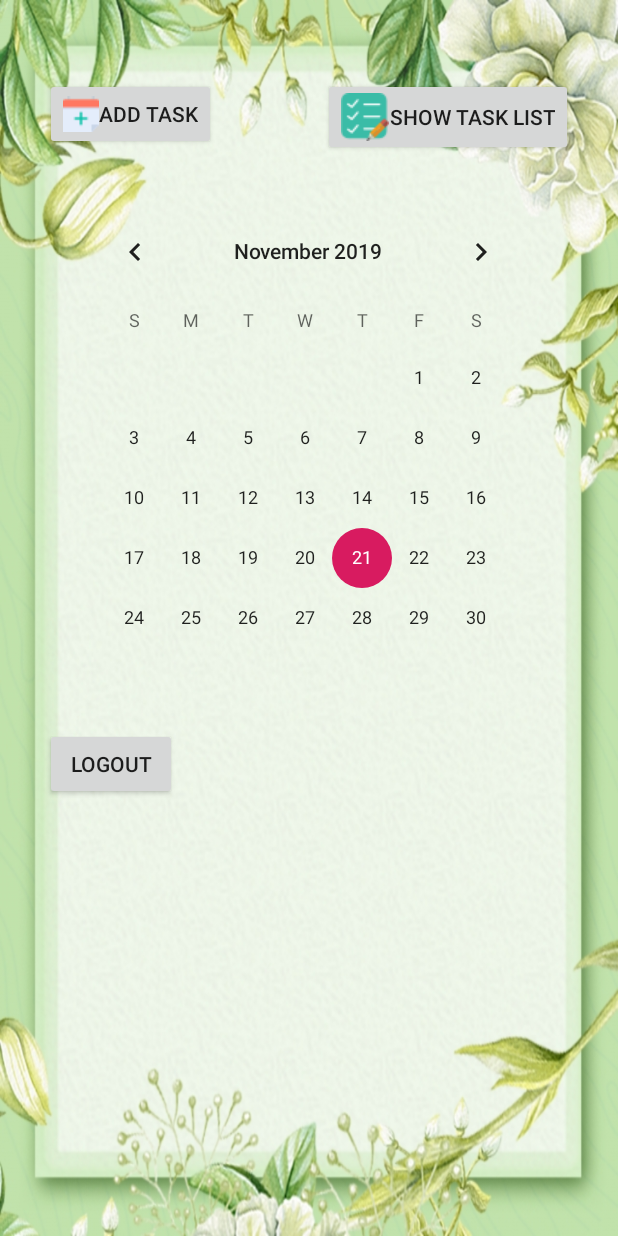
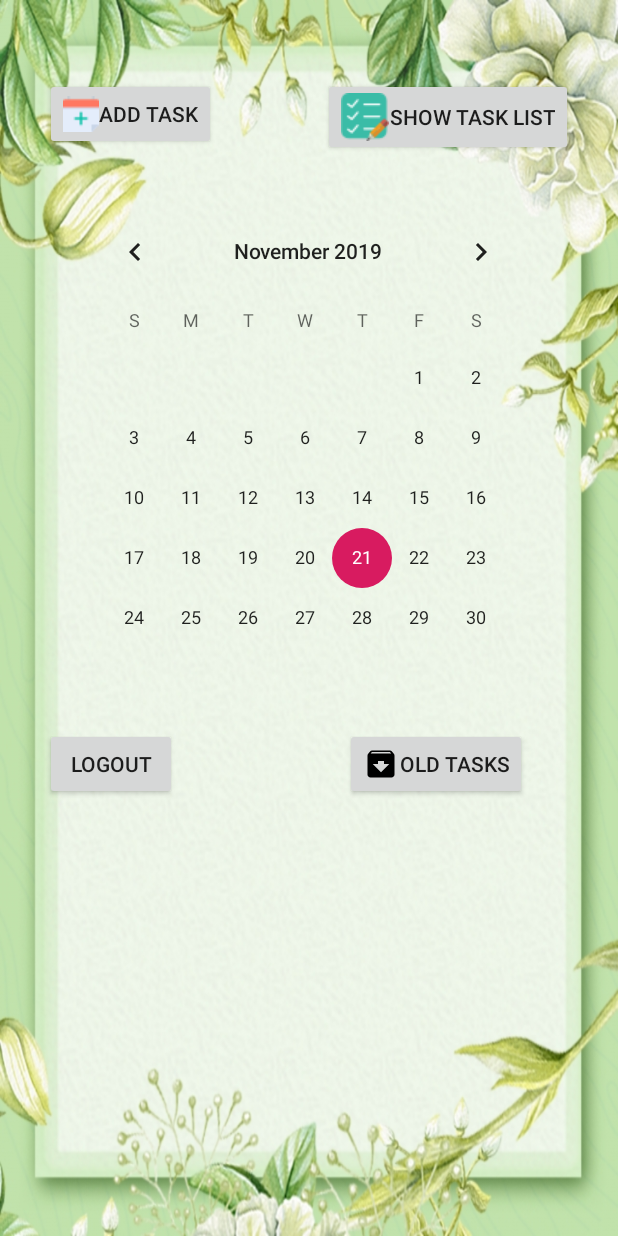
Before and after one commit to jewel789/smart-calendar, an Android app: the CalendarActivity screen opened directly, with no data from a screen before it, on a phone screen of 412 x 824 dp. Run offline under Robolectric (Android 15) with nearby library versions, the light colour scheme and no system bars; our stand-ins replace Firebase (no records; nobody signed in at launch, a user with empty details on screens opened directly); 1 statement that could not run was skipped.

Commit message:
Task Archive Feature added

```diff
--- a/app/src/main/AndroidManifest.xml
+++ b/app/src/main/AndroidManifest.xml
@@ -12,6 +12,7 @@
         android:roundIcon="@mipmap/ic_launcher_round"
         android:supportsRtl="true"
         android:theme="@style/AppTheme">
+        <activity android:name=".OldTask"></activity>
         <activity android:name=".ActivityAlarm" />
         <activity android:name=".EditTaskActivity" />
         <activity android:name=".ShowTasksActivity" />
--- a/app/src/main/java/com/example/smartcalendar/CalendarActivity.java
+++ b/app/src/main/java/com/example/smartcalendar/CalendarActivity.java
@@ -21,6 +21,8 @@ import com.google.firebase.database.ValueEventListener;
 
 import java.text.ParseException;
 import java.text.SimpleDateFormat;
+import java.util.ArrayList;
+import java.util.Collections;
 import java.util.Date;
 import java.util.Locale;
 
@@ -31,7 +33,7 @@ public class CalendarActivity extends AppCompatActivity implements View.OnClickL
     private Button logoutButton;
     private Button addTaskButton;
     private Button allTasksButton;
-
+    private Button delbutton;
     private Account account;
 
     @Override
@@ -68,16 +70,37 @@ public class CalendarActivity extends AppCompatActivity implements View.OnClickL
             }
         });
 
+        ArrayList<Task> tasksList;
+        tasksList = account.getAllTasks();
+        Collections.sort(tasksList, new dateCmp());
+
+        Date date = new Date();
+
+        while(tasksList.size() > 0) {
+            if(tasksList.get(0).getDate().compareTo(date) <= 0) {
+                account.getOldTasks().add(tasksList.get(0));
+                account.delTask();
+            }
+            else break;
+        }
+
+        databaseReference.setValue(account);
+
+
         logoutButton = findViewById(R.id.logout);
         addTaskButton = findViewById(R.id.addTask);
         allTasksButton = findViewById(R.id.allTasks);
+        delbutton = findViewById(R.id.delbutton);
 
+        delbutton.setOnClickListener(this);
         logoutButton.setOnClickListener(this);
         addTaskButton.setOnClickListener(this);
         allTasksButton.setOnClickListener(this);
 
         CalendarView calendarView = findViewById(R.id.Calendar);
         calendarView.setOnDateChangeListener(this);
+
+
     }
 
     @Override
@@ -105,6 +128,14 @@ public class CalendarActivity extends AppCompatActivity implements View.OnClickL
                 startActivity(intent);
             }
         }
+
+        if(view == delbutton){
+            if(!TextUtils.isEmpty(account.getName())) {
+                Intent intent = new Intent(this, OldTask.class);
+                intent.putExtra("account", account);
+                startActivity(intent);
+            }
+        }
     }
 
     @Override
@@ -123,4 +154,5 @@ public class CalendarActivity extends AppCompatActivity implements View.OnClickL
             startActivity(intent);
         }
     }
+
 }
--- a/app/src/main/java/com/example/smartcalendar/ShowTasksActivity.java
+++ b/app/src/main/java/com/example/smartcalendar/ShowTasksActivity.java
@@ -71,6 +71,7 @@ public class ShowTasksActivity extends AppCompatActivity implements View.OnClick
 
         while(tasksList.size() > 0) {
             if(tasksList.get(0).getDate().compareTo(date) <= 0) {
+                account.getOldTasks().add(tasksList.get(0));
                 account.delTask();
             }
             else break;
@@ -114,7 +115,7 @@ public class ShowTasksActivity extends AppCompatActivity implements View.OnClick
     }
 
     private void findDatedTasks(Date date) {
-        clearOldTasks();
+        //clearOldTasks();
         ArrayList <String> tasksInfo = new ArrayList<>();
         ArrayList <Integer> taskMap = new ArrayList<>();
 
--- /dev/null
+++ b/app/src/main/res/drawable/arch_icon.xml
@@ -0,0 +1,9 @@
+<vector xmlns:android="http://schemas.android.com/apk/res/android"
+        android:width="24dp"
+        android:height="24dp"
+        android:viewportWidth="24.0"
+        android:viewportHeight="24.0">
+    <path
+        android:fillColor="#FF000000"
+        android:pathData="M20.54,5.23l-1.39,-1.68C18.88,3.21 18.47,3 18,3H6c-0.47,0 -0.88,0.21 -1.16,0.55L3.46,5.23C3.17,5.57 3,6.02 3,6.5V19c0,1.1 0.9,2 2,2h14c1.1,0 2,-0.9 2,-2V6.5c0,-0.48 -0.17,-0.93 -0.46,-1.27zM12,17.5L6.5,12H10v-2h4v2h3.5L12,17.5zM5.12,5l0.81,-1h12l0.94,1H5.12z"/>
+</vector>
--- a/app/src/main/res/layout-v23/activity_calendar.xml
+++ b/app/src/main/res/layout-v23/activity_calendar.xml
@@ -55,4 +55,16 @@
         app:layout_constraintStart_toStartOf="parent"
         app:layout_constraintTop_toBottomOf="@+id/Calendar" />
 
+    <Button
+        android:id="@+id/delbutton"
+        android:layout_width="wrap_content"
+        android:layout_height="wrap_content"
+        android:drawableStart="@drawable/arch_icon"
+        android:text="Old Tasks"
+        android:layout_marginStart="230dp"
+        android:layout_marginTop="25dp"
+        app:layout_constraintStart_toStartOf="parent"
+        app:layout_constraintTop_toBottomOf="@+id/Calendar"
+        />
+
 </androidx.constraintlayout.widget.ConstraintLayout>
--- a/app/src/main/res/layout/activity_calendar.xml
+++ b/app/src/main/res/layout/activity_calendar.xml
@@ -55,4 +55,16 @@
         app:layout_constraintStart_toStartOf="parent"
         app:layout_constraintTop_toBottomOf="@+id/Calendar" />
 
+    <Button
+        android:id="@+id/delbutton"
+        android:layout_width="wrap_content"
+        android:layout_height="wrap_content"
+        android:drawableStart="@drawable/arch_icon"
+        android:text="Old Tasks"
+        android:layout_marginStart="230dp"
+        android:layout_marginTop="25dp"
+        app:layout_constraintStart_toStartOf="parent"
+        app:layout_constraintTop_toBottomOf="@+id/Calendar"
+        />
+
 </androidx.constraintlayout.widget.ConstraintLayout>
```
Also changed, not shown: app/src/main/java/com/example/smartcalendar/Account.java (+9 -0 lines), app/src/main/java/com/example/smartcalendar/EditTaskActivity.java (+27 -1 lines), app/src/main/java/com/example/smartcalendar/OldTask.java (added, +55 -0 lines), app/src/main/res/layout/activity_old_task.xml (added, +31 -0 lines).
